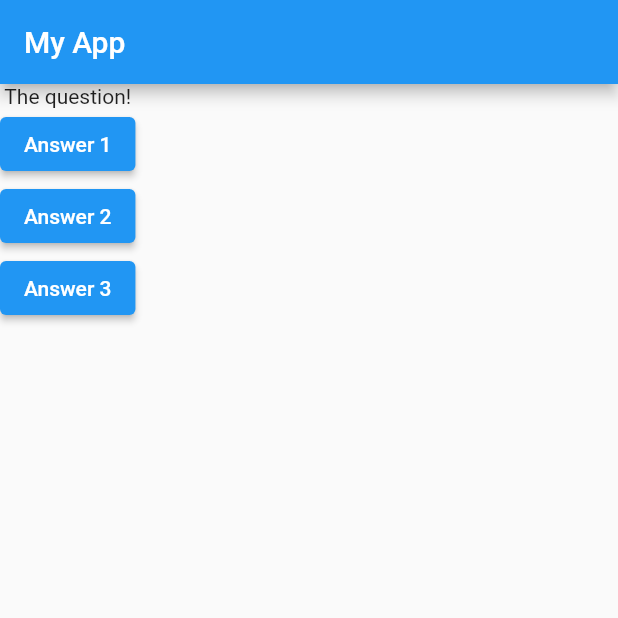
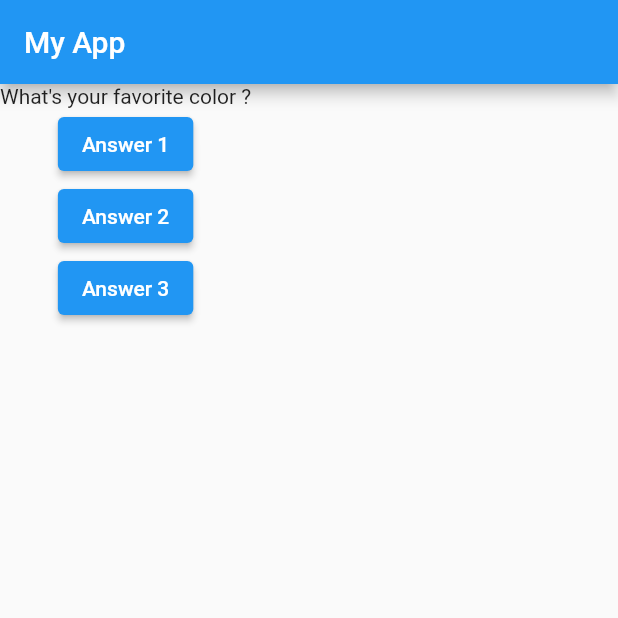
Before and after one commit to songhee24/flutter_begin, a Flutter app: the screen it shows after launch, after a tap on "Answer 1", on a phone screen of 412 x 824 dp, the top half of it. Run offline on Flutter 3.47's test engine with Material 2 defaults, Android fonts, the phone set to English and light mode, and no system bars.

Commit message:
trying to dynamicaly change the data

```diff
--- a/lib/main.dart
+++ b/lib/main.dart
@@ -1,15 +1,16 @@
 import 'package:flutter/material.dart';
 
 void main() {
-  const myApp = MyApp();
-  runApp(myApp);
+  runApp(MyApp());
 }
 
 class MyApp extends StatelessWidget {
-  const MyApp({super.key});
+  MyApp({super.key});
+
+  var questionIndex = 0;
 
   void answerQuestion() {
-    print('Answer Chosen !');
+    questionIndex += questionIndex + 1;
   }
 
   @override
@@ -25,7 +26,7 @@ class MyApp extends StatelessWidget {
       ),
       body: Column(
         children: <Widget>[
-          const Text("The question!"),
+          Text(questions[questionIndex]),
           ElevatedButton(
               onPressed: () => answerQuestion(), child: const Text('Answer 1')),
           ElevatedButton(
```
